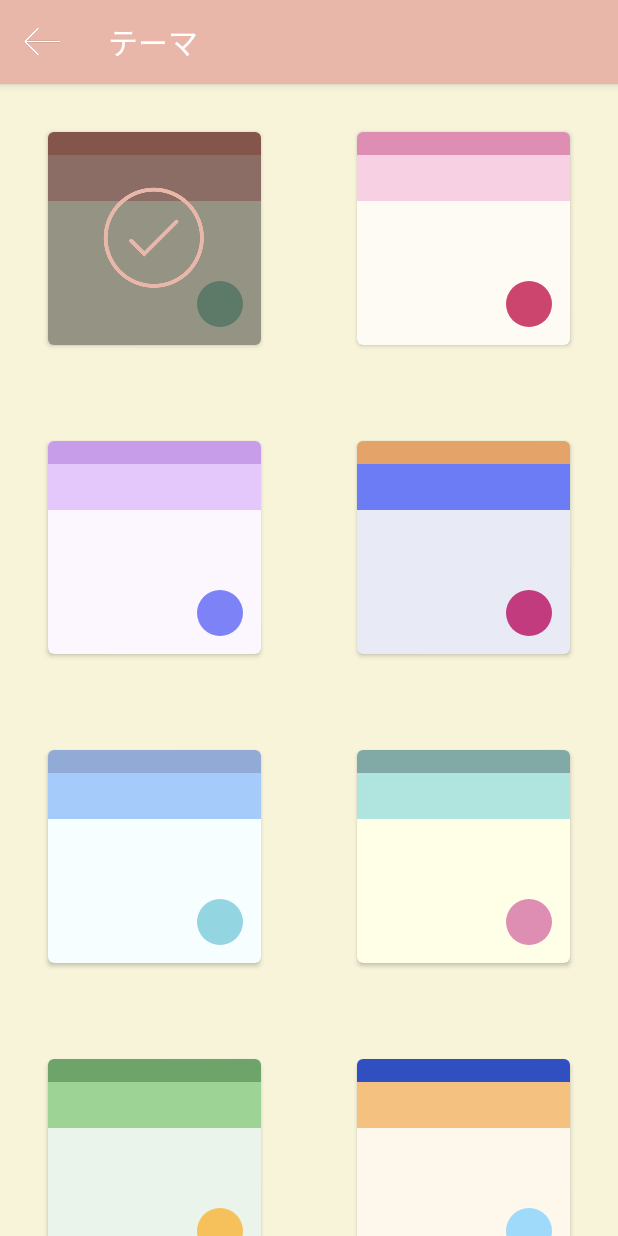
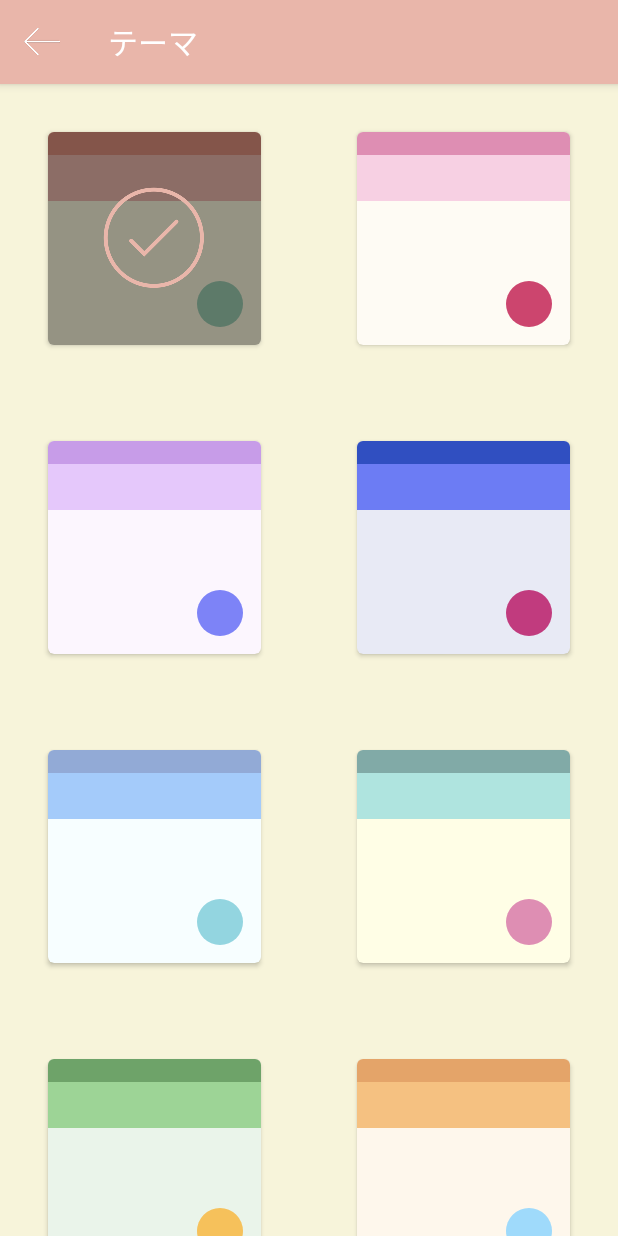
Before and after one commit to ITPMApp/android-java-ojt-memo-app, an Android app: the ThemeFragment screen opened directly, with no data from a screen before it, on a phone screen of 412 x 824 dp. Run offline under Robolectric (Android 15) with nearby library versions, the phone set to English and light mode, and no system bars; Roboto replaces fonts that are not available here.

Commit message:
テーマ設定画面のステータスバーの色を修正

```diff
--- a/app/src/main/res/values/colors.xml
+++ b/app/src/main/res/values/colors.xml
@@ -15,11 +15,11 @@
     <color name="colorStatusBar1">#DC8D7B</color>// 220 141 123
     <color name="colorStatusBar2">#DE8EB3</color>// 222 142 179
     <color name="colorStatusBar3">#C79CE8</color>// 199 156 232
-    <color name="colorStatusBar4">#E4A469</color>// 48 79 193
+    <color name="colorStatusBar4">#304FC1</color>// 48 79 193
     <color name="colorStatusBar5">#92AAD6</color>// 146 170 214
     <color name="colorStatusBar6">#81AAA7</color>// 129 170 167
     <color name="colorStatusBar7">#6EA369</color>// 110 163 105
-    <color name="colorStatusBar8">#304FC1</color>// 228 164 105
+    <color name="colorStatusBar8">#E4A469</color>// 228 164 105
 
     <!-- HeaderBar Color -->
     <color name="colorHeaderBar1">#E9B6AA</color>// 233 182 170
```
